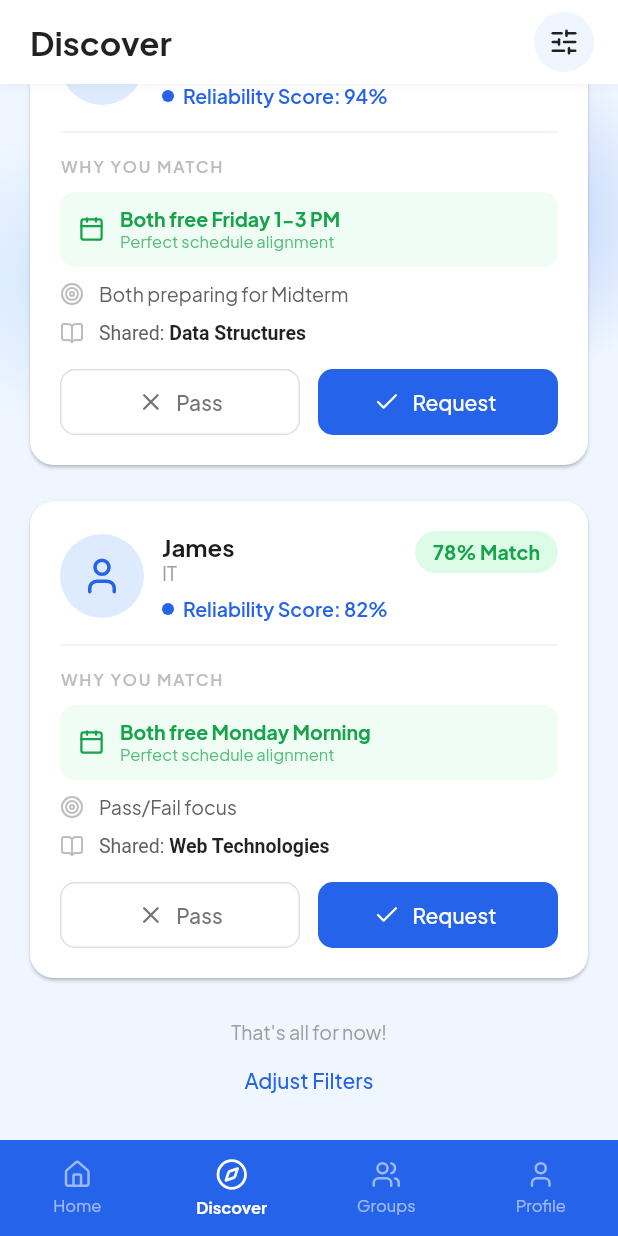
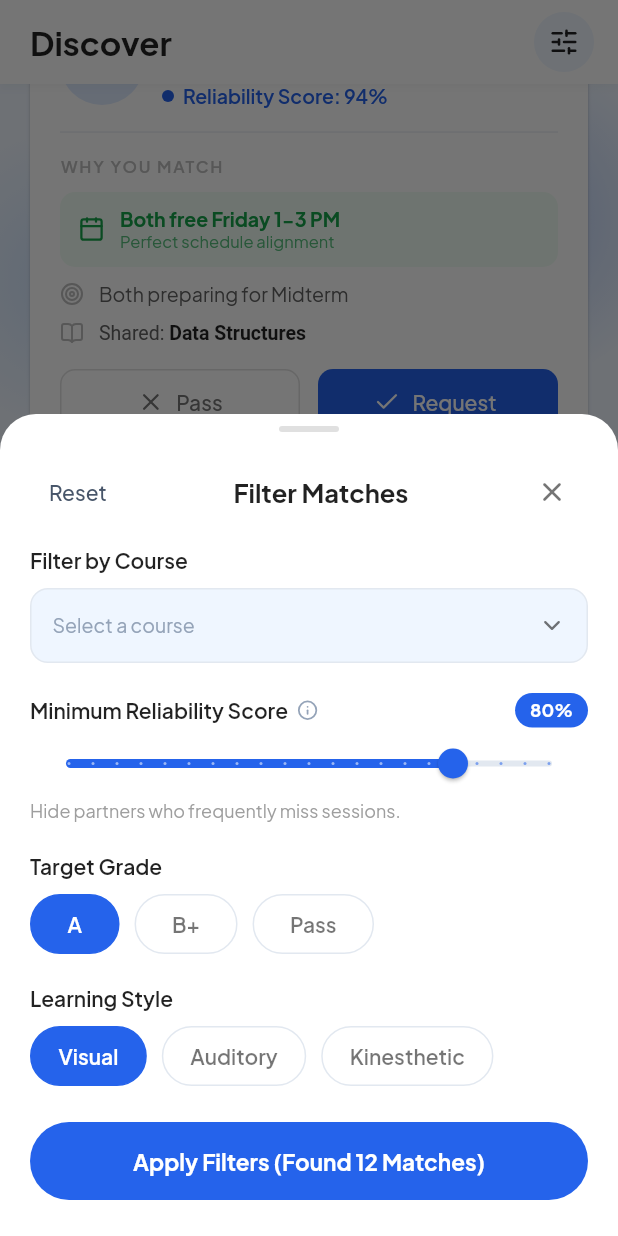
Before and after one commit to Thaw-Zin-Myo-Aung/studysync, a Flutter app: the DiscoverScreen screen opened by its route, scrolled down 576 dp, after a tap on "Adjust Filters", on a phone screen of 412 x 824 dp. Run offline on Flutter 3.47's test engine with Material 3 defaults, Android fonts, the phone set to English and light mode, and no system bars; our stand-ins replace go_router, google_fonts, lucide_icons_flutter.

Commit message:
Implemented filter widget

```diff
--- a/lib/features/matching/screens/discover_screen.dart
+++ b/lib/features/matching/screens/discover_screen.dart
@@ -5,6 +5,7 @@ import '../../../core/constants/route_constants.dart';
 import '../../../core/theme/app_colors.dart';
 import '../../../core/widgets/custom_bottom_nav_bar.dart';
 import '../widgets/study_partner_card.dart';
+import '../widgets/filter_bottom_sheet.dart';
 
 class DiscoverScreen extends StatelessWidget {
   const DiscoverScreen({super.key});
@@ -41,7 +42,7 @@ class DiscoverScreen extends StatelessWidget {
               child: IconButton(
                 padding: EdgeInsets.zero,
                 icon: const Icon(LucideIcons.slidersHorizontal, color: Colors.black87, size: 20),
-                onPressed: () {},
+                onPressed: () => showFilterBottomSheet(context),
               ),
             ),
           ),
@@ -117,7 +118,7 @@ class DiscoverScreen extends StatelessWidget {
                       const SizedBox(height: 8),
                       const Text("That's all for now!", style: TextStyle(fontSize: 13, color: Colors.grey)),
                       TextButton(
-                        onPressed: () {},
+                        onPressed: () => showFilterBottomSheet(context),
                         child: const Text('Adjust Filters', style: TextStyle(color: AppColors.primary)),
                       ),
                     ],
--- /dev/null
+++ b/lib/features/matching/widgets/filter_bottom_sheet.dart
@@ -0,0 +1,257 @@
+import 'package:flutter/material.dart';
+import 'package:lucide_icons_flutter/lucide_icons.dart';
+import '../../../core/theme/app_colors.dart';
+
+void showFilterBottomSheet(BuildContext context) {
+  showModalBottomSheet(
+    context: context,
+    isScrollControlled: true,
+    backgroundColor: Colors.transparent,
+    builder: (_) => const _FilterSheet(),
+  );
+}
+
+class _FilterSheet extends StatefulWidget {
+  const _FilterSheet();
+
+  @override
+  State<_FilterSheet> createState() => _FilterSheetState();
+}
+
+class _FilterSheetState extends State<_FilterSheet> {
+  double _reliabilityScore = 80;
+  String? _selectedCourse;
+  String _selectedGrade = 'A';
+  String _selectedStyle = 'Visual';
+
+  final List<String> _courses = [
+    'Database Systems',
+    'Data Structures',
+    'Web Technologies',
+    'Mathematics',
+    'Statistics',
+  ];
+
+  final List<String> _grades = ['A', 'B+', 'Pass'];
+  final List<String> _styles = ['Visual', 'Auditory', 'Kinesthetic'];
+
+  @override
+  Widget build(BuildContext context) {
+    return Container(
+      decoration: const BoxDecoration(
+        color: Colors.white,
+        borderRadius: BorderRadius.vertical(top: Radius.circular(24)),
+      ),
+      padding: EdgeInsets.only(
+        bottom: MediaQuery.of(context).viewInsets.bottom + 24,
+        left: 20,
+        right: 20,
+        top: 8,
+      ),
+      child: Column(
+        mainAxisSize: MainAxisSize.min,
+        crossAxisAlignment: CrossAxisAlignment.start,
+        children: [
+          // Drag handle
+          Center(
+            child: Container(
+              width: 40,
+              height: 4,
+              margin: const EdgeInsets.only(bottom: 16),
+              decoration: BoxDecoration(
+                color: Colors.grey.shade300,
+                borderRadius: BorderRadius.circular(2),
+              ),
+            ),
+          ),
+
+          // Header row
+          Row(
+            mainAxisAlignment: MainAxisAlignment.spaceBetween,
+            children: [
+              TextButton(
+                onPressed: () {
+                  setState(() {
+                    _reliabilityScore = 80;
+                    _selectedCourse = null;
+                    _selectedGrade = 'A';
+                    _selectedStyle = 'Visual';
+                  });
+                },
+                child: const Text(
+                  'Reset',
+                  style: TextStyle(color: AppColors.textSecondary, fontSize: 14),
+                ),
+              ),
+              const Text(
+                'Filter Matches',
+                style: TextStyle(fontSize: 17, fontWeight: FontWeight.bold, color: Colors.black87),
+              ),
+              IconButton(
+                onPressed: () => Navigator.pop(context),
+                icon: const Icon(LucideIcons.x, size: 20, color: Colors.black54),
+              ),
+            ],
+          ),
+
+          const SizedBox(height: 12),
+
+          // Filter by Course
+          const Text('Filter by Course', style: TextStyle(fontSize: 14, fontWeight: FontWeight.w600, color: Colors.black87)),
+          const SizedBox(height: 10),
+          Container(
+            padding: const EdgeInsets.symmetric(horizontal: 14),
+            decoration: BoxDecoration(
+              color: AppColors.backgroundBlue,
+              borderRadius: BorderRadius.circular(12),
+              border: Border.all(color: AppColors.border),
+            ),
+            child: DropdownButtonHideUnderline(
+              child: DropdownButton<String>(
+                value: _selectedCourse,
+                hint: const Text('Select a course', style: TextStyle(fontSize: 13, color: AppColors.textHint)),
+                isExpanded: true,
+                icon: const Icon(LucideIcons.chevronDown, size: 18, color: Colors.black54),
+                items: _courses.map((c) => DropdownMenuItem(value: c, child: Text(c, style: const TextStyle(fontSize: 13)))).toList(),
+                onChanged: (val) => setState(() => _selectedCourse = val),
+              ),
+            ),
+          ),
+
+          const SizedBox(height: 20),
+
+          // Minimum Reliability Score
+          Row(
+            children: [
+              const Text('Minimum Reliability Score', style: TextStyle(fontSize: 14, fontWeight: FontWeight.w600, color: Colors.black87)),
+              const SizedBox(width: 6),
+              const Icon(LucideIcons.info, size: 14, color: AppColors.textHint),
+              const Spacer(),
+              Container(
+                padding: const EdgeInsets.symmetric(horizontal: 10, vertical: 4),
+                decoration: BoxDecoration(
+                  color: AppColors.primary,
+                  borderRadius: BorderRadius.circular(20),
+                ),
+                child: Text(
+                  '${_reliabilityScore.round()}%',
+                  style: const TextStyle(fontSize: 12, color: Colors.white, fontWeight: FontWeight.w700),
+                ),
+              ),
+            ],
+          ),
+          SliderTheme(
+            data: SliderTheme.of(context).copyWith(
+              activeTrackColor: AppColors.primary,
+              inactiveTrackColor: AppColors.border,
+              thumbColor: AppColors.primary,
+              overlayColor: AppColors.primary.withValues(alpha: 0.1),
+              trackHeight: 4,
+            ),
+            child: Slider(
+              value: _reliabilityScore,
+              min: 0,
+              max: 100,
+              divisions: 20,
+              onChanged: (val) => setState(() => _reliabilityScore = val),
+            ),
+          ),
+          Text(
+            'Hide partners who frequently miss sessions.',
+            style: TextStyle(fontSize: 12, color: Colors.grey.shade500),
+          ),
+
+          const SizedBox(height: 20),
+
+          // Target Grade
+          const Text('Target Grade', style: TextStyle(fontSize: 14, fontWeight: FontWeight.w600, color: Colors.black87)),
+          const SizedBox(height: 10),
+          Row(
+            children: _grades.map((grade) {
+              final selected = _selectedGrade == grade;
+              return Padding(
+                padding: const EdgeInsets.only(right: 10),
+                child: GestureDetector(
+                  onTap: () => setState(() => _selectedGrade = grade),
+                  child: Container(
+                    padding: const EdgeInsets.symmetric(horizontal: 24, vertical: 10),
+                    decoration: BoxDecoration(
+                      color: selected ? AppColors.primary : Colors.white,
+                      borderRadius: BorderRadius.circular(24),
+                      border: Border.all(
+                        color: selected ? AppColors.primary : AppColors.border,
+                      ),
+                    ),
+                    child: Text(
+                      grade,
+                      style: TextStyle(
+                        fontSize: 14,
+                        fontWeight: FontWeight.w600,
+                        color: selected ? Colors.white : Colors.black54,
+                      ),
+                    ),
+                  ),
+                ),
+              );
+            }).toList(),
+          ),
+
+          const SizedBox(height: 20),
+
+          // Learning Style
+          const Text('Learning Style', style: TextStyle(fontSize: 14, fontWeight: FontWeight.w600, color: Colors.black87)),
+          const SizedBox(height: 10),
+          Row(
+            children: _styles.map((style) {
+              final selected = _selectedStyle == style;
+              return Padding(
+                padding: const EdgeInsets.only(right: 10),
+                child: GestureDetector(
+                  onTap: () => setState(() => _selectedStyle = style),
+                  child: Container(
+                    padding: const EdgeInsets.symmetric(horizontal: 18, vertical: 10),
+                    decoration: BoxDecoration(
+                      color: selected ? AppColors.primary : Colors.white,
+                      borderRadius: BorderRadius.circular(24),
+                      border: Border.all(
+                        color: selected ? AppColors.primary : AppColors.border,
+                      ),
+                    ),
+                    child: Text(
+                      style,
+                      style: TextStyle(
+                        fontSize: 14,
+                        fontWeight: FontWeight.w600,
+                        color: selected ? Colors.white : Colors.black54,
+                      ),
+                    ),
+                  ),
+                ),
+              );
+            }).toList(),
+          ),
+
+          const SizedBox(height: 24),
+
+          // Apply Button
+          SizedBox(
+            width: double.infinity,
+            height: 52,
+            child: ElevatedButton(
+              onPressed: () => Navigator.pop(context),
+              style: ElevatedButton.styleFrom(
+                backgroundColor: AppColors.primary,
+                elevation: 0,
+                shape: RoundedRectangleBorder(borderRadius: BorderRadius.circular(28)),
+              ),
+              child: const Text(
+                'Apply Filters (Found 12 Matches)',
+                style: TextStyle(fontSize: 15, fontWeight: FontWeight.w700, color: Colors.white),
+              ),
+            ),
+          ),
+        ],
+      ),
+    );
+  }
+}
```
